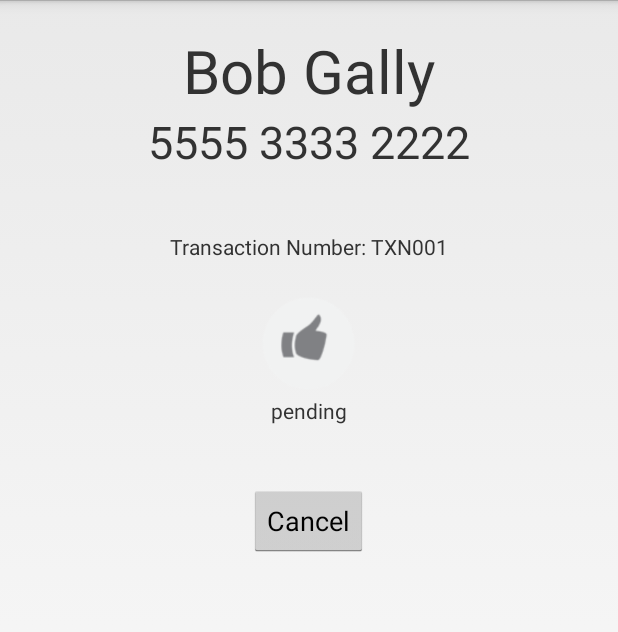
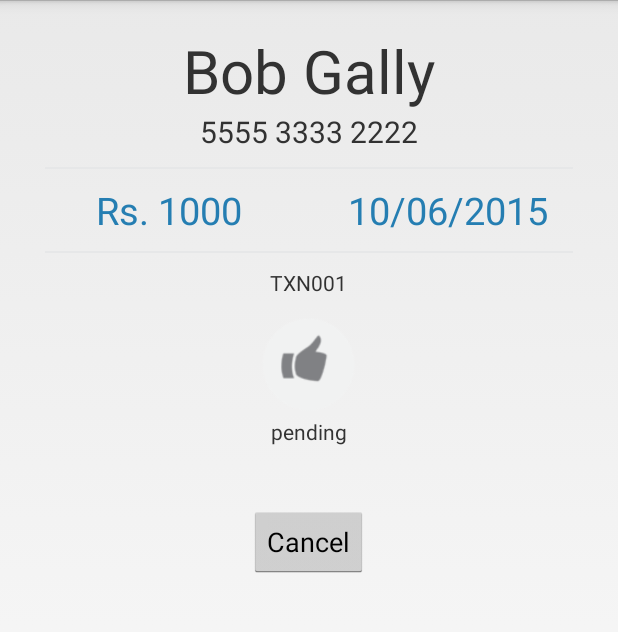
Before and after one commit to hishamcg/AadhaarHack, an Android app: the layout transaction_details.xml on its own in the app's theme, with its tools: preview values and no code run, on a phone screen of 412 x 824 dp, the part 72-704 px from its top. Run offline under Robolectric (Android 15) with nearby library versions, the phone set to English and light mode, and no system bars.

Commit message:
detail page edit

```diff
--- a/app/src/main/AndroidManifest.xml
+++ b/app/src/main/AndroidManifest.xml
@@ -48,6 +48,16 @@
             android:label="Create"
             android:screenOrientation="portrait"  >
         </activity>
+        <activity
+            android:name=".aadhaarhack.TransactionDetails"
+            android:label="Create"
+            android:screenOrientation="portrait"  >
+        </activity>
+        <activity
+            android:name=".aadhaarhack.ManualTransaction"
+            android:label="Create"
+            android:screenOrientation="portrait"  >
+        </activity>
 
     </application>
 
--- a/app/src/main/res/layout/transaction_details.xml
+++ b/app/src/main/res/layout/transaction_details.xml
@@ -6,7 +6,7 @@
     android:orientation="vertical"
     android:padding="20dp"
     android:gravity="center"
-    >
+    android:weightSum="1">
     <TextView
         android:id="@+id/cust_name"
         android:layout_width="wrap_content"
@@ -20,40 +20,55 @@
         android:layout_height="wrap_content"
         android:text="5555 3333 2222"
         android:gravity="right"
-        android:textSize="30dp"/>
-
+        android:textSize="20dp"/>
+    <View
+        android:layout_width="match_parent"
+        android:layout_height="1dp"
+        android:background="@color/ui_light_gray"
+        android:layout_margin="10dip"/>
     <LinearLayout
         android:layout_width="match_parent"
+        android:layout_height="wrap_content">
+        <TextView
+            android:layout_width="0dp"
+            android:layout_weight="1"
             android:layout_height="wrap_content"
-        android:orientation="horizontal"
             android:gravity="center"
-        android:layout_marginTop="40dp">
-
+            android:textColor="@color/ui_dark_blue"
+            android:text="Rs. 1000"
+            android:textSize="25dp"/>
         <TextView
-            android:layout_width="wrap_content"
+            android:layout_width="0dp"
+            android:layout_weight="1"
             android:layout_height="wrap_content"
-            android:text="Transaction Number: "/>
+            android:gravity="center"
+            android:textColor="@color/ui_dark_blue"
+            android:text="10/06/2015"
+            android:textSize="25dp"/>
+    </LinearLayout>
+    <View
+        android:layout_width="match_parent"
+        android:layout_height="1dp"
+        android:background="@color/ui_light_gray"
+        android:layout_margin="10dip"/>
     <TextView
         android:id="@+id/transaction_num"
         android:layout_width="wrap_content"
         android:layout_height="wrap_content"
         android:text="TXN001"/>
-    </LinearLayout>
-
     <ImageView
         android:id="@+id/status_img"
         android:layout_width="70dp"
         android:layout_height="70dp"
         android:background="@drawable/icon_gray_up"
-        android:layout_marginTop="20dp"
+        android:layout_marginTop="10dp"
         android:layout_gravity="center_horizontal" />
     <TextView
         android:id="@+id/status_txt"
         android:layout_width="wrap_content"
         android:layout_height="wrap_content"
         android:text="pending"
-        android:layout_gravity="center_horizontal"
-        />
+        android:layout_gravity="center_horizontal"/>
 
     <Button
         android:id="@+id/btn_trans_cancel"
```
Lines whose indentation alone changed are shown as unchanged.
